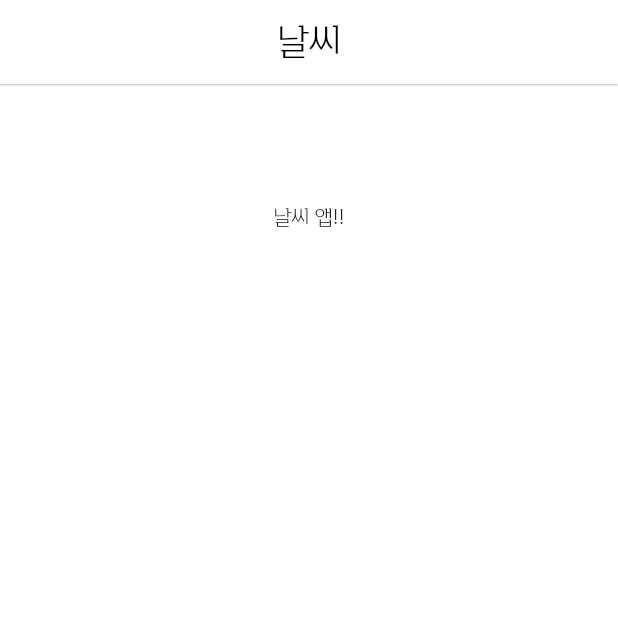
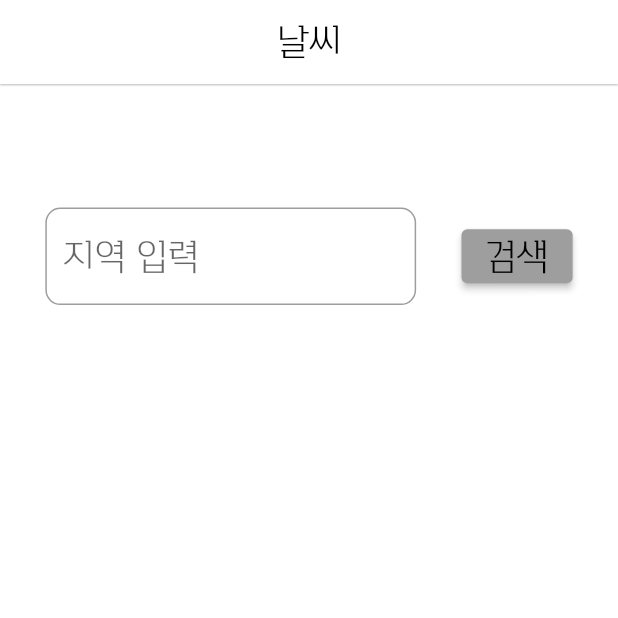
Before and after one commit to NaJunhyeok/weather, a Flutter app: the screen it shows after launch, on a phone screen of 412 x 824 dp, the top half of it. Run offline on Flutter 3.47's test engine with Material 2 defaults, Android fonts, the phone set to English and light mode, and no system bars; our stand-ins replace get.

Commit message:
second commit

```diff
--- /dev/null
+++ b/weather/lib/controller/weatherApi.dart
@@ -0,0 +1 @@
+class weatherApi {}
--- a/weather/lib/main.dart
+++ b/weather/lib/main.dart
@@ -1,6 +1,7 @@
 import 'package:flutter/material.dart';
 import 'package:get/get.dart';
-import 'view/startpage.dart';
+import 'package:weather/view_model/appviewmodel.dart';
+import 'view/searchpage.dart';
 
 void main() async {
   // debugPaintSizeEnabled = true;
@@ -17,8 +18,11 @@ class MyApp extends StatelessWidget {
   Widget build(BuildContext context) {
     return GetMaterialApp(
       debugShowCheckedModeBanner: false,
+      initialBinding: BindingsBuilder(() {
+        Get.put(AppViewModel());
+      }),
       theme: ThemeData(fontFamily: 'Simple'),
-      home: const startPage(),
+      home: const searchPage(),
     );
   }
 }
--- /dev/null
+++ b/weather/lib/model/weather_model.dart
@@ -0,0 +1,12 @@
+WeatherModel? weatherModel;
+
+class WeatherModel {
+  String locationName;
+
+  WeatherModel({required this.locationName});
+
+  WeatherModel.fromJson(Map<String, dynamic> json)
+      : locationName = json['locationName'];
+
+  Map<String, dynamic> toJson() => {'locationName': locationName};
+}
--- a/weather/lib/view/startpage.dart
+++ b/weather/lib/view/resultpage.dart
@@ -1,14 +1,17 @@
 import 'package:flutter/material.dart';
 import 'package:get/get.dart';
+import 'package:weather/view_model/appviewmodel.dart';
 
-class startPage extends StatefulWidget {
-  const startPage({super.key});
+class resultPage extends StatefulWidget {
+  resultPage({Key? key}) : super(key: key);
 
   @override
-  State<startPage> createState() => _startPageState();
+  State<resultPage> createState() => _resultPageState();
 }
 
-class _startPageState extends State<startPage> {
+class _resultPageState extends State<resultPage> {
+  AppViewModel appdata = Get.find();
+
   @override
   Widget build(BuildContext context) {
     var width = MediaQuery.of(context).size.width;
@@ -23,17 +26,11 @@ class _startPageState extends State<startPage> {
           style: TextStyle(color: Colors.black, fontSize: height * 0.03),
         ),
       ),
-      backgroundColor: Colors.white,
       body: SafeArea(
           child: Center(
-        child: Column(children: [
-          SizedBox(
-            height: height * 0.1,
-          ),
-          Container(
-            child: Text('날씨 앱!!'),
-          )
-        ]),
+        child: Column(
+            mainAxisAlignment: MainAxisAlignment.center,
+            children: [Text(appdata.weatherModel.locationName)]),
       )),
     );
   }
--- /dev/null
+++ b/weather/lib/view/searchpage.dart
@@ -0,0 +1,80 @@
+import 'package:flutter/material.dart';
+import 'package:get/get.dart';
+import 'package:weather/view/resultpage.dart';
+import 'package:weather/view_model/appviewmodel.dart';
+
+class searchPage extends StatefulWidget {
+  const searchPage({super.key});
+
+  @override
+  State<searchPage> createState() => _searchPageState();
+}
+
+class _searchPageState extends State<searchPage> {
+  AppViewModel appdata = Get.find();
+  @override
+  Widget build(BuildContext context) {
+    final searchController = TextEditingController();
+    var width = MediaQuery.of(context).size.width;
+    var height = MediaQuery.of(context).size.height;
+    return Scaffold(
+      appBar: AppBar(
+        backgroundColor: Colors.white,
+        elevation: 0.5,
+        centerTitle: true,
+        title: Text(
+          '날씨',
+          style: TextStyle(color: Colors.black, fontSize: height * 0.03),
+        ),
+      ),
+      backgroundColor: Colors.white,
+      body: SafeArea(
+          child: Center(
+        child: Column(children: [
+          SizedBox(
+            height: height * 0.1,
+          ),
+          Row(
+            mainAxisAlignment: MainAxisAlignment.spaceEvenly,
+            children: [
+              Container(
+                width: width * 0.6,
+                child: TextFormField(
+                  controller: searchController,
+                  onChanged: (value) {
+                    if (value.isEmpty) {
+                      searchController.clear();
+                    }
+                  },
+                  decoration: InputDecoration(
+                      labelText: '지역 입력',
+                      border: OutlineInputBorder(
+                          borderRadius: BorderRadius.all(Radius.circular(10.0)),
+                          borderSide: BorderSide(
+                            width: 1,
+                            color: Color(0xff5EA152),
+                          )),
+                      hintText: '예: 서울'),
+                  style: TextStyle(fontSize: height * 0.03),
+                ),
+              ),
+              ElevatedButton(
+                  style: ElevatedButton.styleFrom(backgroundColor: Colors.grey),
+                  onPressed: () {
+                    appdata.weatherModel.locationName = searchController.text;
+                    Get.to(() => resultPage());
+                  },
+                  child: Text('검색',
+                      textAlign: TextAlign.center,
+                      style: TextStyle(
+                        fontSize: height * 0.03,
+                        fontFamily: 'Simple',
+                        color: Colors.black,
+                      )))
+            ],
+          )
+        ]),
+      )),
+    );
+  }
+}
--- /dev/null
+++ b/weather/lib/view_model/appviewmodel.dart
@@ -0,0 +1,14 @@
+import 'package:get/get.dart';
+import 'package:weather/controller/weatherApi.dart';
+import 'package:weather/model/weather_model.dart';
+
+class AppViewModel extends GetxController {
+  WeatherModel _weatherModel = WeatherModel(locationName: '');
+
+  WeatherModel get weatherModel => _weatherModel;
+
+  set weatherModel(WeatherModel weatherModel) {
+    _weatherModel = weatherModel;
+    update();
+  }
+}
```
Also changed, not shown: weather/pubspec.yaml (+4 -4 lines), 3 other files.
